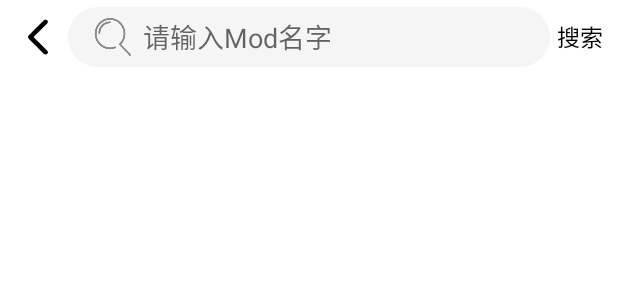
After one commit to Someonesz/CardMatch, an Android app: the layout activity_search_result.xml on its own in the app's theme, with its tools: preview values and no code run, on a phone screen of 412 x 824 dp. The commit adds this screen. Shown: the top 300 px of the screen. Run offline under Robolectric (Android 15) with nearby library versions, the phone set to English and light mode, and no system bars.

Commit message:
添加创意工坊搜索功能

```diff
--- a/app/src/main/AndroidManifest.xml
+++ b/app/src/main/AndroidManifest.xml
@@ -11,6 +11,10 @@
         android:label="@string/app_name"
         android:supportsRtl="true"
         android:theme="@style/Theme.CardMatch">
+
+        <activity
+            android:name=".ui.workshop.SearchResultActivity"
+            android:theme="@style/Theme.NoActionBar" />
         <activity
             android:name=".ui.game.GameActivity"
             android:theme="@style/Theme.NoActionBar" />
--- /dev/null
+++ b/app/src/main/res/drawable/press_animation.xml
@@ -0,0 +1,17 @@
+<selector xmlns:android="http://schemas.android.com/apk/res/android">
+    <!-- 没有获得焦点时的背景 -->
+    <item android:state_pressed="false">
+        <shape android:shape="oval">
+            <solid android:color="@color/transparent" />
+            <size android:width="30dp" android:height="30dp" />
+        </shape>
+    </item>
+    <!-- 获得焦点时 -->
+    <item android:state_pressed="true">
+        <shape android:shape="oval">
+            <!-- 填充的颜色 -->
+            <solid android:color="#B4B4BC" />
+            <size android:width="30dp" android:height="30dp" />
+        </shape>
+    </item>
+</selector>
--- /dev/null
+++ b/app/src/main/res/drawable/search_box_bg.xml
@@ -0,0 +1,6 @@
+<?xml version="1.0" encoding="utf-8"?>
+<shape xmlns:android="http://schemas.android.com/apk/res/android"
+    android:shape="rectangle">
+    <solid android:color="@color/search_box_bg" />
+    <corners android:radius="20dp" />
+</shape>
--- /dev/null
+++ b/app/src/main/res/layout/activity_search_result.xml
@@ -0,0 +1,84 @@
+<?xml version="1.0" encoding="utf-8"?>
+<LinearLayout xmlns:android="http://schemas.android.com/apk/res/android"
+    xmlns:tools="http://schemas.android.com/tools"
+    android:layout_width="match_parent"
+    android:layout_height="match_parent"
+    android:orientation="vertical"
+    tools:context=".ui.workshop.SearchResultActivity">
+
+    <LinearLayout
+        android:layout_width="match_parent"
+        android:layout_height="50dp"
+        android:gravity="center"
+        android:paddingStart="5dp"
+        android:paddingEnd="5dp">
+
+        <FrameLayout
+            android:id="@+id/actionBack"
+            android:layout_width="40dp"
+            android:layout_height="40dp"
+            android:background="@drawable/press_animation">
+
+            <ImageView
+                android:layout_width="match_parent"
+                android:layout_height="match_parent"
+                android:src="@drawable/ic_action_back" />
+
+        </FrameLayout>
+
+        <LinearLayout
+            android:id="@+id/searchBox"
+            android:layout_width="0dp"
+            android:layout_height="40dp"
+            android:layout_weight="1"
+            android:background="@drawable/search_box_bg"
+            android:focusable="true"
+            android:focusableInTouchMode="true"
+            android:gravity="center"
+            android:paddingStart="10dp"
+            android:paddingEnd="10dp">
+
+            <ImageView
+                android:layout_width="40dp"
+                android:layout_height="25dp"
+                android:src="@drawable/ic_search" />
+
+            <EditText
+                android:id="@+id/searchKeyWord"
+                android:layout_width="match_parent"
+                android:layout_height="match_parent"
+                android:autofillHints=""
+                android:background="@null"
+                android:gravity="center_vertical"
+                android:hint="请输入Mod名字"
+                android:imeOptions="actionSearch"
+                android:inputType="text"
+                android:singleLine="true" />
+
+        </LinearLayout>
+
+        <FrameLayout
+            android:id="@+id/actionSearch"
+            android:layout_width="40dp"
+            android:layout_height="40dp"
+            android:background="@drawable/press_animation">
+
+            <TextView
+                android:layout_width="wrap_content"
+                android:layout_height="match_parent"
+                android:layout_gravity="center"
+                android:gravity="center"
+                android:text="搜索"
+                android:textColor="@color/black"
+                android:textSize="15sp" />
+        </FrameLayout>
+
+    </LinearLayout>
+
+    <androidx.recyclerview.widget.RecyclerView
+        android:id="@+id/searchResultList"
+        android:layout_width="match_parent"
+        android:layout_height="match_parent"
+        android:layout_marginTop="20dp" />
+
+</LinearLayout>
--- a/app/src/main/res/values/colors.xml
+++ b/app/src/main/res/values/colors.xml
@@ -16,4 +16,6 @@
 
     <color name="rank_title_checked">#A85F5F</color>
     <color name="rank_title_unchecked">#8A8663</color>
+
+    <color name="search_box_bg">#F5F5F5</color>
 </resources>
```
Also changed, not shown: app/src/main/java/top/someones/cardmatch/ui/workshop/ModAdapter.java (+6 -4 lines), app/src/main/java/top/someones/cardmatch/ui/workshop/SearchResultActivity.java (added, +174 -0 lines), app/src/main/java/top/someones/cardmatch/ui/workshop/WorkShopActivity.java (+37 -4 lines), app/src/main/res/layout/activity_workshop.xml (+30 -12 lines), app/src/main/res/drawable/ic_action_back.png (added), app/src/main/res/drawable/ic_search.png (added).
